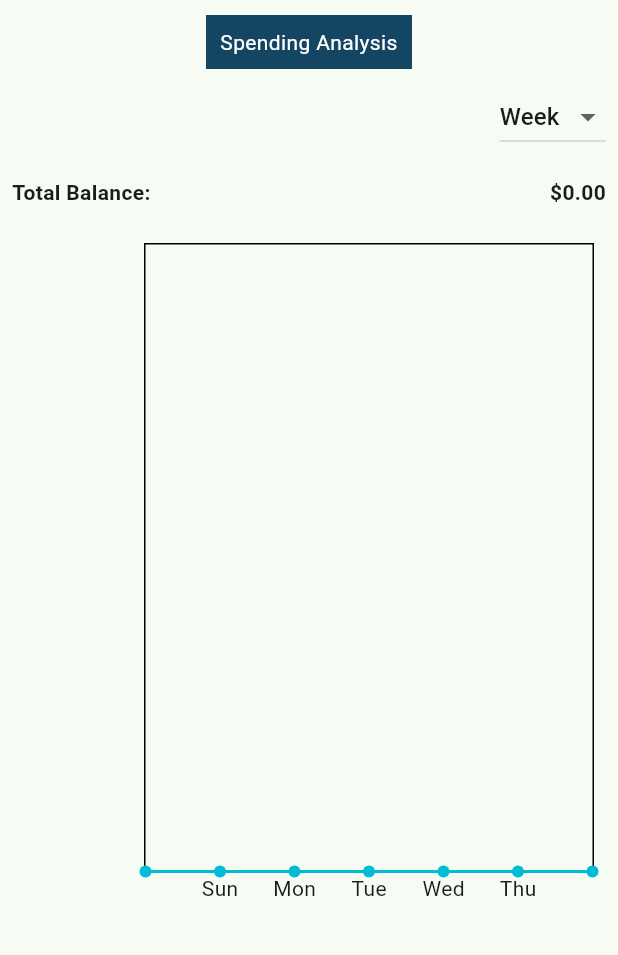
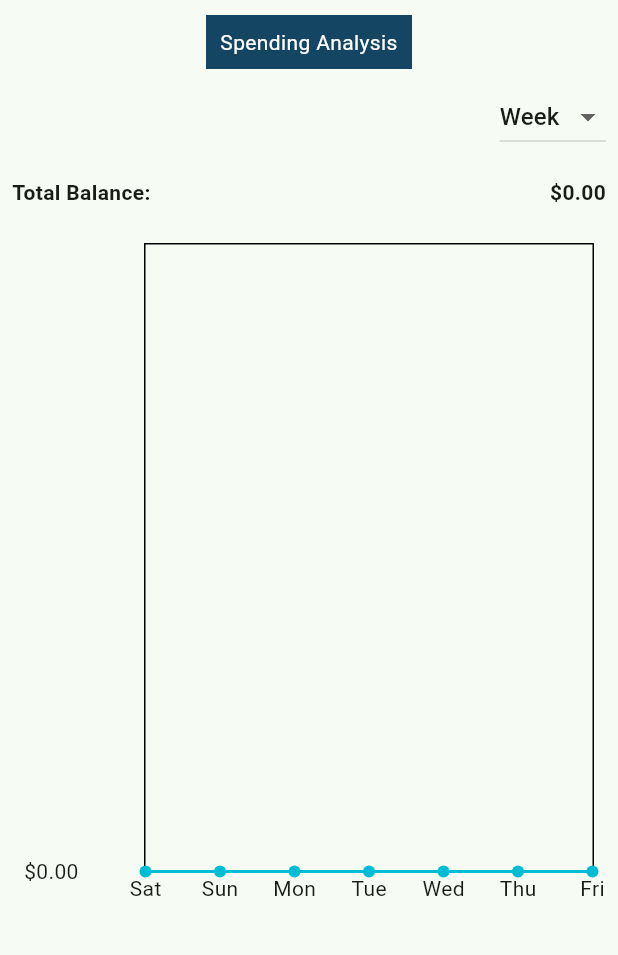
Before and after one commit to PhiGsu/personal_finance_manager, a Flutter app: the screen it shows after launch, on a phone screen of 412 x 824 dp, the part 84-1039 px from its top. Run offline on Flutter 3.47's test engine with Material 3 defaults, Android fonts, the phone set to English and light mode, and no system bars; drawn by our look-alikes of fl_chart; our stand-ins replace sqflite; accounts and stored records are empty.

Commit message:
Fix x-axis display for spending_graph

```diff
--- a/lib/widgets/spending_graph.dart
+++ b/lib/widgets/spending_graph.dart
@@ -52,11 +52,13 @@ class SpendingGraph extends StatelessWidget {
     // Map entries sorted by date descending
     List<MapEntry<DateTime, double>> sortedEntries =
         dateCostMap.entries.toList()..sort((a, b) => b.key.compareTo(a.key));
+
     double calculatedBalance = balance;
 
     return sortedEntries.map((entry) {
       FlSpot flSpot = FlSpot(
-          entry.key.millisecondsSinceEpoch.toDouble(), calculatedBalance);
+          sortedEntries.length - sortedEntries.indexOf(entry) - 1,
+          calculatedBalance);
       calculatedBalance -= entry.value;
       return flSpot;
     }).toList();
@@ -104,6 +106,30 @@ class SpendingGraph extends StatelessWidget {
     return DateTime(date.year, date.month, date.day);
   }
 
+  String _getTitleForXAxis(double value) {
+    DateTime today = DateTime.now();
+    DateTime date;
+
+    switch (timePeriod) {
+      case 'Week':
+        date = today.subtract(Duration(days: (6 - value.toInt())));
+        break;
+      case 'Month':
+        date = today.subtract(Duration(days: (29 - value.toInt())));
+        break;
+      case 'Year':
+        date = DateTime(today.year, today.month - (11 - value.toInt()));
+        if (date.month <= 0) {
+          date = DateTime(today.year - 1, 12 + date.month);
+        }
+        break;
+      default:
+        date = today.subtract(Duration(days: value.toInt()));
+    }
+
+    return _formatDate(date);
+  }
+
   String _formatDate(DateTime date) {
     switch (timePeriod) {
       case 'Week':
@@ -118,16 +144,10 @@ class SpendingGraph extends StatelessWidget {
   }
 
   double _getInterval() {
-    switch (timePeriod) {
-      case 'Week':
-        return Duration.millisecondsPerDay.toDouble();
-      case 'Month':
-        return Duration.millisecondsPerDay.toDouble() * 5;
-      case 'Year':
-        return Duration.millisecondsPerDay.toDouble() * 30;
-      default:
-        return Duration.millisecondsPerDay.toDouble();
+    if (timePeriod == 'Month') {
+      return 5;
     }
+    return 1;
   }
 
   @override
@@ -155,20 +175,15 @@ class SpendingGraph extends StatelessWidget {
                   reservedSize: 80,
                   getTitlesWidget: (value, meta) =>
                       Text('\$${value.toStringAsFixed(2)}'),
-                  minIncluded: false,
                 ),
               ),
               bottomTitles: AxisTitles(
                 sideTitles: SideTitles(
                   showTitles: true,
                   reservedSize: 80,
-                  minIncluded: false,
-                  maxIncluded: false,
                   interval: _getInterval(),
                   getTitlesWidget: (value, meta) {
-                    DateTime date =
-                        DateTime.fromMillisecondsSinceEpoch(value.toInt());
-                    return Text(_formatDate(date));
+                    return Text(_getTitleForXAxis(value));
                   },
                 ),
               ),
```
